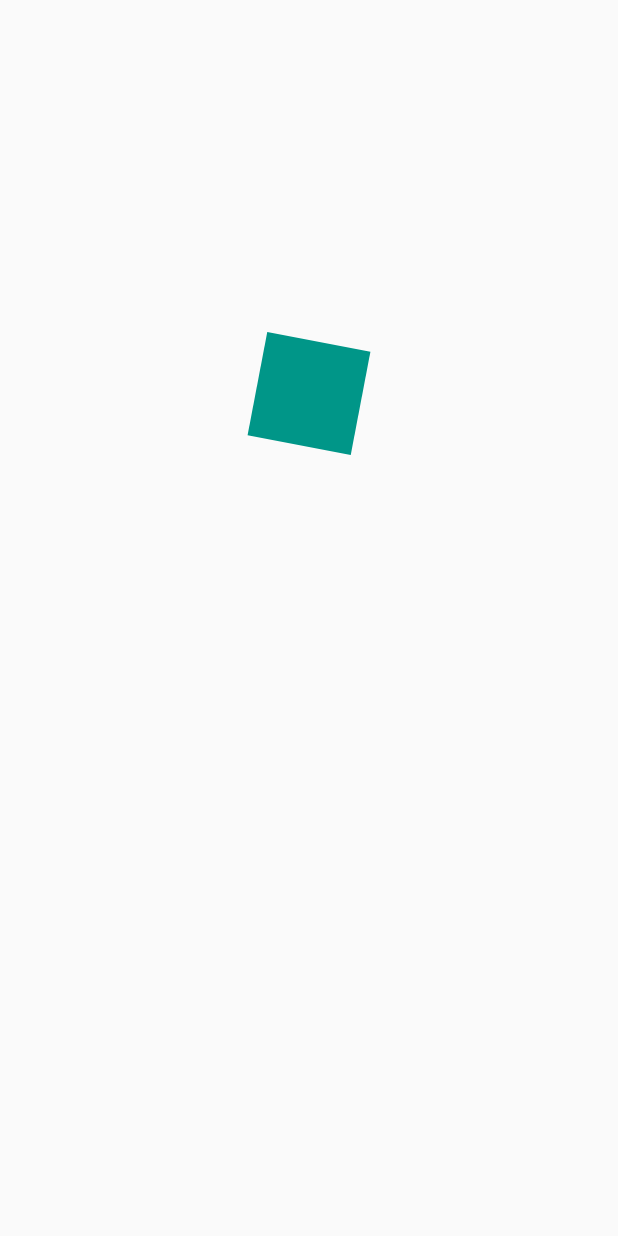
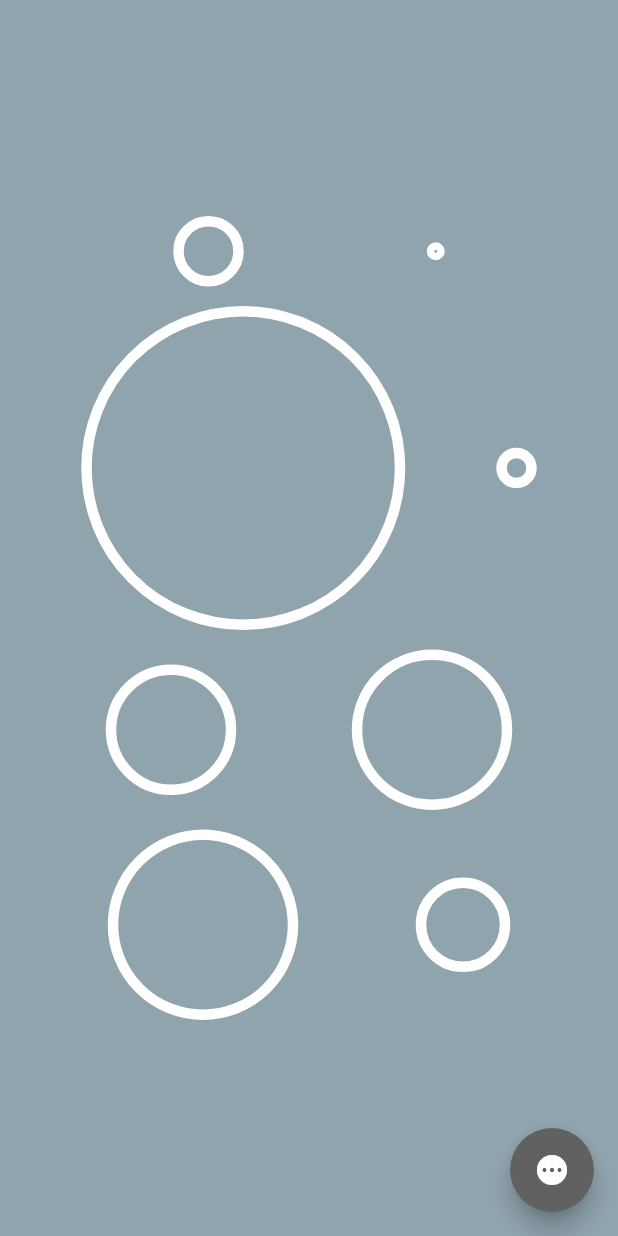
Before and after one commit to OKCAHO4KA/CustomPaint, a Flutter app: the screen it shows after launch, on a phone screen of 412 x 824 dp. Run offline on Flutter 3.47's test engine with Material 2 defaults, Android fonts, the phone set to English and light mode, and no system bars.

Commit message:
radialprogressBar

```diff
--- a/lib/main.dart
+++ b/lib/main.dart
@@ -1,4 +1,4 @@
-import 'package:custom_painters/src/retos/cuadrado_animado.dart';
+import 'package:custom_painters/src/pages/graficas_circulares_page.dart';
 import 'package:flutter/material.dart';
 
 void main() => runApp(const MyApp());
@@ -11,6 +11,6 @@ class MyApp extends StatelessWidget {
     return const MaterialApp(
         debugShowCheckedModeBanner: false,
         title: 'Diseños App',
-        home: CuadradoAnimadoPage());
+        home: GraficasCircularesScreen());
   }
 }
--- /dev/null
+++ b/lib/src/pages/graficas_circulares_page.dart
@@ -0,0 +1,112 @@
+import 'package:custom_painters/src/widgets/radial_progress.dart';
+import 'package:flutter/material.dart';
+
+class GraficasCircularesScreen extends StatefulWidget {
+  const GraficasCircularesScreen({super.key});
+
+  @override
+  State<GraficasCircularesScreen> createState() =>
+      _GraficasCircularesScreenState();
+}
+
+class _GraficasCircularesScreenState extends State<GraficasCircularesScreen> {
+  double porcentaje = 0.0;
+  @override
+  Widget build(BuildContext context) {
+    return Scaffold(
+      backgroundColor: Colors.blueGrey[300],
+      floatingActionButton: FloatingActionButton(
+        backgroundColor: Colors.grey[700],
+        child: const Icon(
+          Icons.pending_rounded,
+        ),
+        onPressed: () {
+          porcentaje += 10;
+          if (porcentaje > 100) {
+            porcentaje = 0;
+          }
+          setState(() {});
+        },
+      ),
+      body: Column(mainAxisAlignment: MainAxisAlignment.center, children: [
+        Row(mainAxisAlignment: MainAxisAlignment.spaceEvenly, children: [
+          CustomRadialProgress(
+            largo: 60,
+            porcentaje: porcentaje,
+            colorArco: Colors.amber,
+          ),
+          CustomRadialProgress(
+            largo: 25,
+            porcentaje: porcentaje,
+            colorArco: Colors.indigo,
+          )
+        ]),
+        Row(mainAxisAlignment: MainAxisAlignment.spaceEvenly, children: [
+          CustomRadialProgress(
+            largo: 229,
+            porcentaje: porcentaje,
+            colorArco: Colors.pink,
+          ),
+          CustomRadialProgress(
+            largo: 40,
+            porcentaje: porcentaje,
+            colorArco: Colors.cyan,
+          )
+        ]),
+        Row(mainAxisAlignment: MainAxisAlignment.spaceEvenly, children: [
+          CustomRadialProgress(
+            largo: 100,
+            porcentaje: porcentaje,
+            colorArco: Colors.teal,
+          ),
+          CustomRadialProgress(
+            largo: 120,
+            porcentaje: porcentaje,
+            colorArco: Colors.purple,
+          )
+        ]),
+        Row(mainAxisAlignment: MainAxisAlignment.spaceEvenly, children: [
+          CustomRadialProgress(
+            largo: 140,
+            porcentaje: porcentaje,
+            colorArco: Colors.orangeAccent,
+          ),
+          CustomRadialProgress(
+            largo: 76,
+            porcentaje: porcentaje,
+            colorArco: Colors.redAccent,
+          )
+        ]),
+      ]),
+    );
+  }
+}
+
+class CustomRadialProgress extends StatelessWidget {
+  const CustomRadialProgress({
+    super.key,
+    required this.porcentaje,
+    required this.colorArco,
+    required this.largo,
+  });
+
+  final double porcentaje;
+  final double largo;
+
+  final Color colorArco;
+
+  @override
+  Widget build(BuildContext context) {
+    return SizedBox(
+      width: largo,
+      height: largo,
+      child: RadialProgress(
+        grosorCirculo: 7,
+        grosorArco: 10,
+        porcentaje: porcentaje,
+        colorArco: colorArco,
+        colorCirculo: Colors.white,
+      ),
+    );
+  }
+}
--- /dev/null
+++ b/lib/src/widgets/radial_progress.dart
@@ -0,0 +1,120 @@
+import 'dart:math';
+
+import 'package:flutter/material.dart';
+
+class RadialProgress extends StatefulWidget {
+  final double porcentaje;
+  final Color? colorArco;
+  final Color? colorCirculo;
+  final double grosorCirculo;
+  final double grosorArco;
+
+  const RadialProgress(
+      {super.key,
+      required this.porcentaje,
+      this.colorArco = Colors.blue,
+      this.colorCirculo = Colors.grey,
+      this.grosorCirculo = 4.0,
+      this.grosorArco = 10.0});
+
+  @override
+  State<RadialProgress> createState() => _RadialProgressState();
+}
+
+class _RadialProgressState extends State<RadialProgress>
+    with SingleTickerProviderStateMixin {
+  AnimationController? controller;
+  double? porcentajeAnterior;
+
+  @override
+  void initState() {
+    porcentajeAnterior = widget.porcentaje;
+    controller = AnimationController(
+        vsync: this, duration: const Duration(milliseconds: 200));
+
+    super.initState();
+  }
+
+  @override
+  void dispose() {
+    controller!.dispose();
+    super.dispose();
+  }
+
+  @override
+  Widget build(BuildContext context) {
+    controller!.forward(from: 0.0);
+    final diferenciaAnimar = widget.porcentaje - porcentajeAnterior!;
+    porcentajeAnterior = widget.porcentaje;
+    return AnimatedBuilder(
+        animation: controller!,
+        builder: (context, child) {
+          return Container(
+            padding: const EdgeInsets.all(10),
+            width: double.infinity,
+            height: double.infinity,
+            child: CustomPaint(
+              painter: _MiRadialProgress(
+                  porcentaje: (widget.porcentaje - diferenciaAnimar) +
+                      (diferenciaAnimar * controller!.value),
+                  colorArco: widget.colorArco!,
+                  colorCirculo: widget.colorCirculo!,
+                  grosorArco: widget.grosorArco,
+                  grosorCirculo: widget.grosorCirculo),
+            ),
+          );
+        });
+  }
+}
+
+class _MiRadialProgress extends CustomPainter {
+  final double? porcentaje;
+  final Color? colorArco;
+  final Color? colorCirculo;
+  final double? grosorCirculo;
+  final double? grosorArco;
+
+  _MiRadialProgress(
+      {this.porcentaje,
+      this.colorArco,
+      this.colorCirculo,
+      this.grosorCirculo,
+      this.grosorArco});
+
+  @override
+  void paint(Canvas canvas, Size size) {
+//Gradient
+    final Rect rect = Rect.fromCircle(center: Offset(100, 0), radius: 100);
+
+    final Gradient gradiente = LinearGradient(colors: [
+      colorArco!,
+      Color.fromARGB(255, 17, 70, 64),
+      Color.fromARGB(255, 19, 202, 6)
+    ]); //Circulo
+    final paint = Paint()
+      ..strokeWidth = grosorCirculo!
+      ..color = colorCirculo!
+      ..style = PaintingStyle.stroke;
+    Offset center = Offset(size.width * 0.5, size.height * 0.5);
+
+    double radius = min(size.width * 0.5, size.height * 0.5);
+    canvas.drawCircle(center, radius, paint);
+    //Arco
+    final paintArco = Paint()
+      ..strokeWidth = grosorArco!
+      // ..color = colorArco!
+      ..shader = gradiente.createShader(rect)
+      ..strokeCap = StrokeCap.round
+      ..style = PaintingStyle.stroke;
+// 2pi - es todo el circulo
+    double arcAngle = 2 * pi * (porcentaje! / 100);
+
+    canvas.drawArc(Rect.fromCircle(center: center, radius: radius), -pi / 2,
+        arcAngle, false, paintArco);
+  }
+
+  @override
+  bool shouldRepaint(covariant CustomPainter oldDelegate) {
+    return true;
+  }
+}
```
Also changed, not shown: lib/src/labs/circular_progress_page.dart (added, +99 -0 lines).
